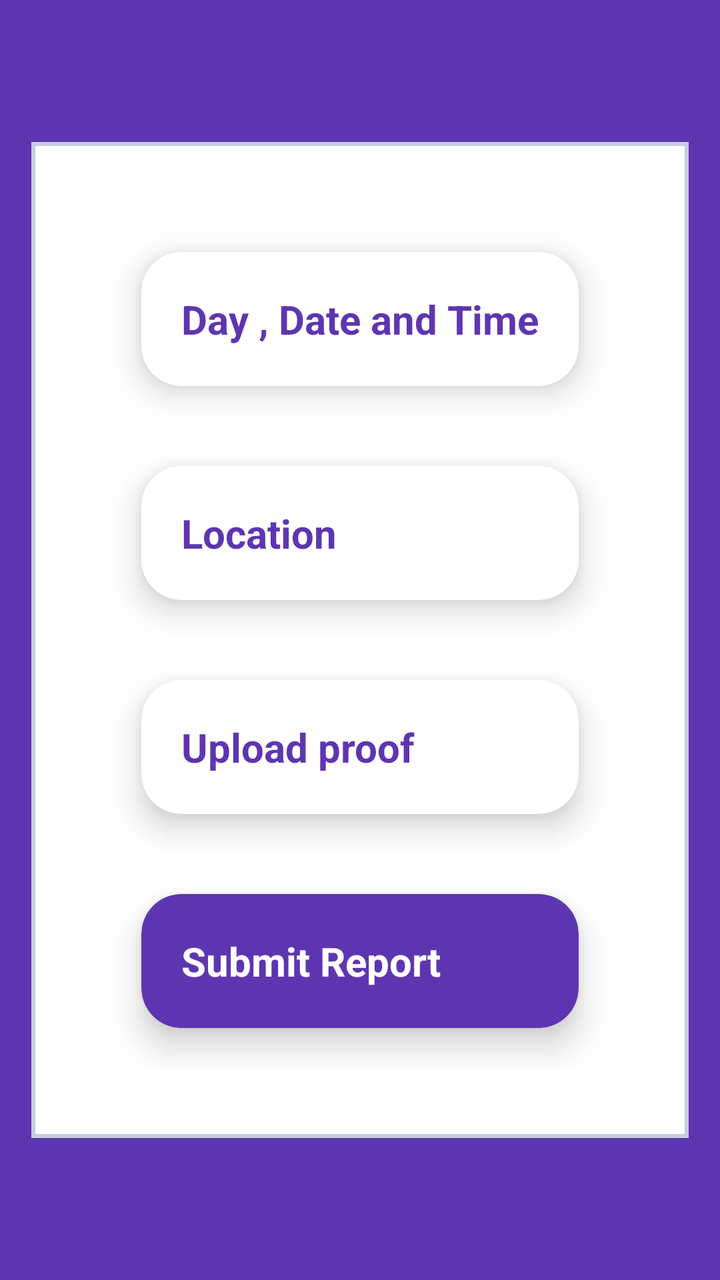
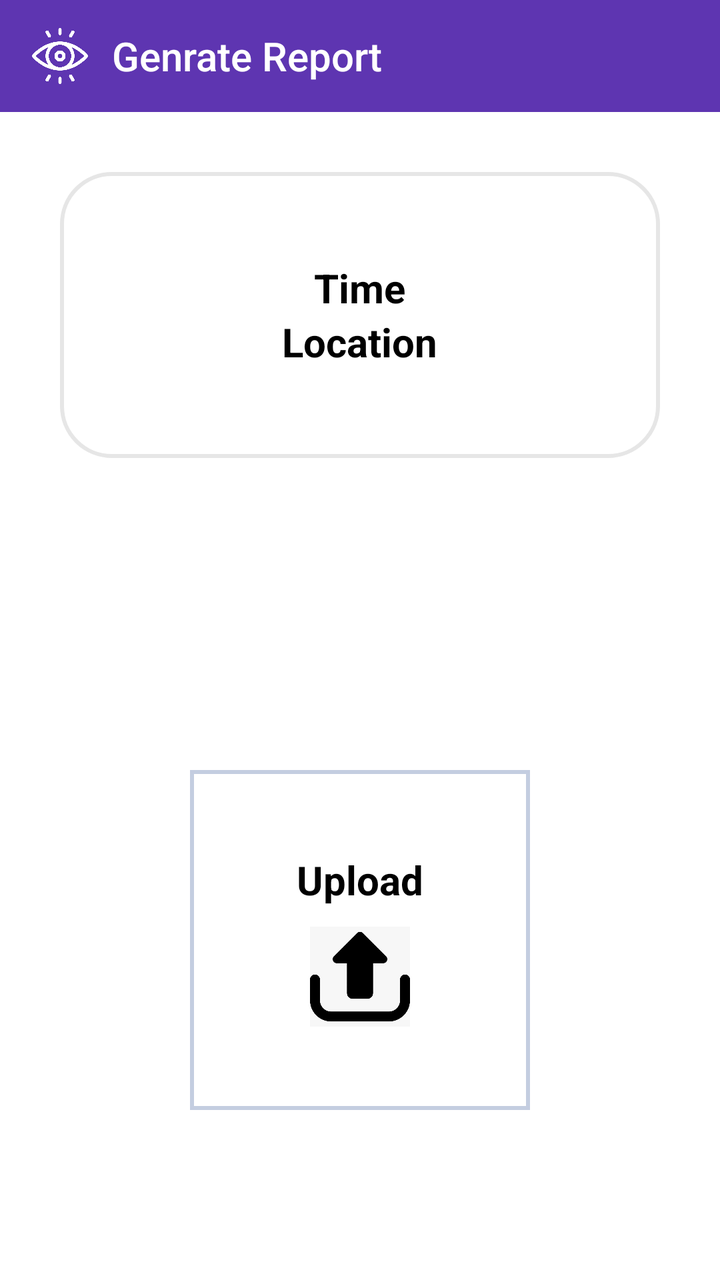

Two renders of the same Android screen: before a commit and after it. Below are the layout's source before the change and the commit's diff.
<!-- AndroidManifest.xml: application theme Theme.EQWViolationEye -->
<!-- res/layout/activity_post_screen.xml -->
<?xml version="1.0" encoding="utf-8"?>
<RelativeLayout xmlns:android="http://schemas.android.com/apk/res/android"
    xmlns:tools="http://schemas.android.com/tools"
    android:layout_width="match_parent"
    android:layout_height="match_parent"
    xmlns:app="http://schemas.android.com/apk/res-auto"
    tools:context=".postScreen"
    android:background="@color/my_primary"
    android:orientation="vertical">

    <LinearLayout
        android:layout_width="wrap_content"
        android:layout_height="wrap_content"
        android:orientation="vertical"
        android:background="@drawable/shape"
        app:cardCornerRadius="20sp"
        android:layout_centerInParent="true"
        android:padding="35dp">


    <androidx.cardview.widget.CardView
        android:id="@+id/dayDateTiemCard"
        android:layout_width="match_parent"
        android:layout_height="wrap_content"
        android:background="@color/my_primary"
        app:cardCornerRadius="20dp"
        app:cardElevation="10dp"
        app:contentPadding="20dp"
        android:layout_margin="20dp">

        <LinearLayout
            android:id="@+id/dayDateTiemLayout"
            android:layout_width="wrap_content"
            android:layout_height="wrap_content"
            android:orientation="vertical">

            <TextView
                android:layout_width="wrap_content"
                android:layout_height="wrap_content"
                android:text="Day , Date and Time"
                android:textColor="@color/my_primary"
                android:textStyle="bold"
                android:textSize="20sp"/>

            <TextView
                android:id="@+id/dayDateTime"
                android:layout_width="wrap_content"
                android:layout_height="wrap_content"
                android:text="date"
                android:textColor="@color/my_primary"
                android:textSize="18sp"
                android:visibility="gone"/>


        </LinearLayout>

    </androidx.cardview.widget.CardView>

    <androidx.cardview.widget.CardView
        android:id="@+id/locationCard"
        android:layout_width="match_parent"
        android:background="@color/my_primary"
        android:layout_height="wrap_content"
        app:cardCornerRadius="20dp"
        app:cardElevation="10dp"
        app:contentPadding="20dp"
        android:layout_margin="20dp">

        <LinearLayout
            android:id="@+id/locationLayout"
            android:layout_width="wrap_content"
            android:layout_height="wrap_content"
            android:orientation="vertical">

            <TextView
                android:layout_width="wrap_content"
                android:layout_height="wrap_content"
                android:text="Location"
                android:textColor="@color/my_primary"
                android:textStyle="bold"
                android:textSize="20sp"/>

            <TextView
                android:id="@+id/location"
                android:layout_width="wrap_content"
                android:layout_height="wrap_content"
                android:text="date"
                android:textColor="@color/my_primary"
                android:textSize="18sp"
                android:visibility="gone"/>


        </LinearLayout>

    </androidx.cardview.widget.CardView>

    <androidx.cardview.widget.CardView
        android:id="@+id/uploadCard"
        android:background="@color/my_primary"
        android:layout_width="match_parent"
        android:layout_height="wrap_content"
        app:cardCornerRadius="20dp"
        app:cardElevation="10dp"
        app:contentPadding="20dp"
        android:layout_margin="20dp">

        <LinearLayout
            android:id="@+id/uploadLayout"
            android:layout_width="wrap_content"
            android:layout_height="wrap_content"
            android:orientation="vertical">

            <TextView
                android:layout_width="wrap_content"
                android:layout_height="wrap_content"
                android:text="Upload proof"
                android:textColor="@color/my_primary"
                android:textStyle="bold"
                android:textSize="20sp"/>

            <ImageView
                android:layout_width="match_parent"
                android:layout_height="match_parent"
                android:id="@+id/proof"
                android:visibility="gone"/>

        </LinearLayout>

    </androidx.cardview.widget.CardView>

        <androidx.cardview.widget.CardView
            android:id="@+id/submitCard"
            android:backgroundTint="@color/my_primary"
            android:layout_width="match_parent"
            android:layout_height="wrap_content"
            app:cardCornerRadius="20dp"
            app:cardElevation="10dp"
            app:contentPadding="20dp"
            android:layout_margin="20dp">

            <LinearLayout
                android:id="@+id/submitReport"
                android:background="@color/my_primary"
                android:layout_width="wrap_content"
                android:layout_height="wrap_content"
                android:orientation="vertical">

                <TextView
                    android:layout_width="wrap_content"
                    android:layout_height="wrap_content"
                    android:text="Submit Report"
                    android:textColor="@color/white"
                    android:textStyle="bold"
                    android:textSize="20sp"/>

            </LinearLayout>

        </androidx.cardview.widget.CardView>

    </LinearLayout>

</RelativeLayout>
<!-- resources referenced by this layout -->
<resources>
  <color name="my_primary">#5E35B1</color>
  <color name="white">#FFFFFFFF</color>
  <!-- drawable shape (drawable) -->
  <shape
      xmlns:android="http://schemas.android.com/apk/res/android"
      android:shape="rectangle">
  
      <solid
          android:color="@color/white" >
      </solid>
  
      <stroke
          android:width="2dp"
          android:color="#C4CDE0" >
      </stroke>
  
      <padding
          android:left="5dp"
          android:top="5dp"
          android:right="5dp"
          android:bottom="5dp"    >
      </padding>
  
  
  
  
  
  </shape>
  <style name="Theme.EQWViolationEye" parent="Base.Theme.EQWViolationEye" />
  <style name="Base.Theme.EQWViolationEye" parent="Theme.MaterialComponents.DayNight.NoActionBar">
          
          
          <item name="colorPrimary">@color/my_primary</item>
          <item name="colorPrimaryVariant">@color/my_primary</item>
          <item name="colorOnPrimary">@color/white</item>
          
          <item name="colorSecondary">@color/my_secondary</item>
          <item name="colorSecondaryVariant">@color/my_secondary</item>
          <item name="colorOnSecondary">@color/black</item>
          
          <item name="android:statusBarColor">@color/my_primary</item>
      </style>
  <color name="my_secondary">#673AB7</color>
  <color name="black">#FF000000</color>
</resources>

<!-- the commit's change to res/layout/activity_post_screen.xml (unified diff, before → after) -->
@@ -1,162 +1,226 @@
 <?xml version="1.0" encoding="utf-8"?>
-<RelativeLayout xmlns:android="http://schemas.android.com/apk/res/android"
+<LinearLayout xmlns:android="http://schemas.android.com/apk/res/android"
     xmlns:tools="http://schemas.android.com/tools"
     android:layout_width="match_parent"
     android:layout_height="match_parent"
     xmlns:app="http://schemas.android.com/apk/res-auto"
     tools:context=".postScreen"
-    android:background="@color/my_primary"
     android:orientation="vertical">
 
-    <LinearLayout
-        android:layout_width="wrap_content"
-        android:layout_height="wrap_content"
-        android:orientation="vertical"
-        android:background="@drawable/shape"
-        app:cardCornerRadius="20sp"
-        android:layout_centerInParent="true"
-        android:padding="35dp">
-
-
-    <androidx.cardview.widget.CardView
-        android:id="@+id/dayDateTiemCard"
+    <Toolbar
         android:layout_width="match_parent"
         android:layout_height="wrap_content"
-        android:background="@color/my_primary"
-        app:cardCornerRadius="20dp"
-        app:cardElevation="10dp"
-        app:contentPadding="20dp"
-        android:layout_margin="20dp">
+        android:padding="10dp"
+        android:id="@+id/toolbar"
+        android:background="@color/my_primary">
+
+        <ImageView
+            android:layout_width="28dp"
+            android:layout_height="28dp"
+            android:layout_marginRight="12dp"
+            android:src="@drawable/logo"/>
+
+        <TextView
+            android:layout_width="wrap_content"
+            android:layout_height="wrap_content"
+            android:text="Genrate Report"
+            android:fontFamily="sans-serif-medium"
+            android:textSize="20dp"
+            android:textColor="@color/white"/>
+
+    </Toolbar>
+
+    <LinearLayout
+        android:layout_width="match_parent"
+        android:layout_height="143dp"
+        android:layout_marginLeft="30dp"
+        android:layout_marginTop="30dp"
+        android:layout_marginRight="30dp"
+        android:layout_marginBottom="10dp"
+        android:background="@drawable/background_title"
+        android:gravity="center"
+        android:orientation="vertical"
+        android:padding="20dp">
+
+        <TextView
+            android:id="@+id/dayDateTime"
+            android:layout_width="wrap_content"
+            android:layout_height="wrap_content"
+            android:layout_gravity="center"
+            android:text="Time"
+            android:textColor="@color/black"
+            android:textSize="20dp"
+            android:textStyle="bold" />
+
+        <TextView
+            android:id="@+id/location"
+            android:layout_width="wrap_content"
+            android:layout_height="wrap_content"
+            android:layout_gravity="center"
+            android:text="Location"
+            android:textColor="@color/black"
+            android:textSize="20dp"
+            android:textStyle="bold" />
+
+    </LinearLayout>
+
+    <LinearLayout
+        android:layout_width="match_parent"
+        android:layout_height="462dp"
+        android:gravity="center"
+        android:orientation="vertical">
 
         <LinearLayout
-            android:id="@+id/dayDateTiemLayout"
-            android:layout_width="wrap_content"
-            android:layout_height="wrap_content"
-            android:orientation="vertical">
-
-            <TextView
-                android:layout_width="wrap_content"
-                android:layout_height="wrap_content"
-                android:text="Day , Date and Time"
-                android:textColor="@color/my_primary"
-                android:textStyle="bold"
-                android:textSize="20sp"/>
-
-            <TextView
-                android:id="@+id/dayDateTime"
-                android:layout_width="wrap_content"
-                android:layout_height="wrap_content"
-                android:text="date"
-                android:textColor="@color/my_primary"
-                android:textSize="18sp"
-                android:visibility="gone"/>
-
-
-        </LinearLayout>
-
-    </androidx.cardview.widget.CardView>
-
-    <androidx.cardview.widget.CardView
-        android:id="@+id/locationCard"
-        android:layout_width="match_parent"
-        android:background="@color/my_primary"
-        android:layout_height="wrap_content"
-        app:cardCornerRadius="20dp"
-        app:cardElevation="10dp"
-        app:contentPadding="20dp"
-        android:layout_margin="20dp">
-
-        <LinearLayout
-            android:id="@+id/locationLayout"
-            android:layout_width="wrap_content"
-            android:layout_height="wrap_content"
-            android:orientation="vertical">
-
-            <TextView
-                android:layout_width="wrap_content"
-                android:layout_height="wrap_content"
-                android:text="Location"
-                android:textColor="@color/my_primary"
-                android:textStyle="bold"
-                android:textSize="20sp"/>
-
-            <TextView
-                android:id="@+id/location"
-                android:layout_width="wrap_content"
-                android:layout_height="wrap_content"
-                android:text="date"
-                android:textColor="@color/my_primary"
-                android:textSize="18sp"
-                android:visibility="gone"/>
-
-
-        </LinearLayout>
-
-    </androidx.cardview.widget.CardView>
-
-    <androidx.cardview.widget.CardView
-        android:id="@+id/uploadCard"
-        android:background="@color/my_primary"
-        android:layout_width="match_parent"
-        android:layout_height="wrap_content"
-        app:cardCornerRadius="20dp"
-        app:cardElevation="10dp"
-        app:contentPadding="20dp"
-        android:layout_margin="20dp">
-
-        <LinearLayout
-            android:id="@+id/uploadLayout"
-            android:layout_width="wrap_content"
-            android:layout_height="wrap_content"
-            android:orientation="vertical">
-
-            <TextView
-                android:layout_width="wrap_content"
-                android:layout_height="wrap_content"
-                android:text="Upload proof"
-                android:textColor="@color/my_primary"
-                android:textStyle="bold"
-                android:textSize="20sp"/>
-
-            <ImageView
-                android:layout_width="match_parent"
-                android:layout_height="match_parent"
-                android:id="@+id/proof"
-                android:visibility="gone"/>
-
-        </LinearLayout>
-
-    </androidx.cardview.widget.CardView>
-
-        <androidx.cardview.widget.CardView
-            android:id="@+id/submitCard"
-            android:backgroundTint="@color/my_primary"
-            android:layout_width="match_parent"
-            android:layout_height="wrap_content"
-            app:cardCornerRadius="20dp"
-            app:cardElevation="10dp"
-            app:contentPadding="20dp"
-            android:layout_margin="20dp">
+            android:layout_width="wrap_content"
+            android:layout_height="wrap_content">
 
             <LinearLayout
-                android:id="@+id/submitReport"
-                android:background="@color/my_primary"
-                android:layout_width="wrap_content"
-                android:layout_height="wrap_content"
-                android:orientation="vertical">
+                android:id="@+id/upload"
+                android:layout_width="170dp"
+                android:layout_height="170dp"
+                android:layout_margin="10dp"
+                android:background="@drawable/shape"
+                android:gravity="center"
+                android:orientation="vertical"
+                android:padding="20dp">
 
                 <TextView
                     android:layout_width="wrap_content"
                     android:layout_height="wrap_content"
-                    android:text="Submit Report"
-                    android:textColor="@color/white"
-                    android:textStyle="bold"
-                    android:textSize="20sp"/>
+                    android:layout_gravity="center"
+                    android:text="Upload"
+                    android:textColor="@color/black"
+                    android:textSize="20dp"
+                    android:textStyle="bold" />
+
+                <ImageView
+                    android:layout_width="50dp"
+                    android:layout_height="50dp"
+                    android:layout_marginTop="10dp"
+                    android:src="@drawable/upload" />
 
             </LinearLayout>
 
-        </androidx.cardview.widget.CardView>
+            <FrameLayout
+                android:id="@+id/processedFrame"
+                android:layout_width="170dp"
+                android:layout_height="170dp"
+                android:layout_margin="10dp"
+                android:gravity="center"
+                android:visibility="gone">
+
+                
+                <LinearLayout
+                    android:layout_width="match_parent"
+                    android:layout_height="match_parent"
+                    android:background="@drawable/shape"
+                    android:gravity="center"
+                    android:orientation="vertical"
+                    android:padding="20dp"
+                    android:id="@+id/processed">
+
+                    <TextView
+                        android:layout_width="wrap_content"
+                        android:layout_height="wrap_content"
+                        android:layout_gravity="center"
+                        android:text="Processed"
+                        android:textColor="@color/black"
+                        android:textSize="20dp"
+                        android:textStyle="bold" />
+
+                    <ImageView
+                        android:layout_width="50dp"
+                        android:layout_height="50dp"
+                        android:layout_marginTop="10dp"
+                        android:src="@drawable/tick" />
+                </LinearLayout>
+
+                
+
+            </FrameLayout>
+
+        </LinearLayout>
+
+        <LinearLayout
+            android:layout_width="wrap_content"
+            android:layout_height="wrap_content">
+
+            <FrameLayout
+                android:id="@+id/detailsFrame"
+                android:layout_width="170dp"
+                android:layout_height="170dp"
+                android:layout_margin="10dp"
+                android:gravity="center"
+                android:visibility="gone">
+
+                
+                <LinearLayout
+                    android:layout_width="match_parent"
+                    android:layout_height="match_parent"
+                    android:background="@drawable/shape"
+                    android:gravity="center"
+                    android:orientation="vertical"
+                    android:padding="20dp"
+                    android:id="@+id/details"
+                    android:clickable="false">
+
+                    <TextView
+                        android:layout_width="wrap_content"
+                        android:layout_height="wrap_content"
+                        android:layout_gravity="center"
+                        android:text="Details"
+                        android:textColor="@color/black"
+                        android:textSize="20dp"
+                        android:textStyle="bold" />
+
+                    
+                    
+                </LinearLayout>
+
+                
+
+            </FrameLayout>
+
+
+            <FrameLayout
+                android:id="@+id/postFrame"
+            android:layout_width="170dp"
+            android:layout_height="170dp"
+            android:layout_margin="10dp"
+            android:gravity="center"
+                android:visibility="gone">
+
+            
+            <LinearLayout
+                android:id="@+id/post"
+                android:layout_width="match_parent"
+                android:layout_height="match_parent"
+                android:background="@drawable/shape"
+                android:gravity="center"
+                android:orientation="vertical"
+                android:padding="20dp"
+                android:clickable="false">
+
+                <TextView
+                    android:layout_width="wrap_content"
+                    android:layout_height="wrap_content"
+                    android:layout_gravity="center"
+                    android:text="Post"
+                    android:textColor="@color/black"
+                    android:textSize="20dp"
+                    android:textStyle="bold" />
+
+                
+                
+            </LinearLayout>
+
+            
+
+        </FrameLayout>
+
+        </LinearLayout>
+
 
     </LinearLayout>
 
-</RelativeLayout>
+</LinearLayout>
<!-- resource entries referenced after the edit -->
@@ -1,7 +1,35 @@
 <!-- resources referenced by this layout -->
 <resources>
+  <color name="black">#FF000000</color>
   <color name="my_primary">#5E35B1</color>
   <color name="white">#FFFFFFFF</color>
+  <!-- drawable background_title (drawable) -->
+  <shape
+      xmlns:android="http://schemas.android.com/apk/res/android"
+      android:shape="rectangle">
+  
+      <solid
+          android:color="@color/white" >
+      </solid>
+  
+      <stroke
+          android:width="2dp"
+          android:color="#E6E6E6" >
+      </stroke>
+  
+      <padding
+          android:left="5dp"
+          android:top="5dp"
+          android:right="5dp"
+          android:bottom="5dp"    >
+      </padding>
+  
+      <corners
+          android:radius="25dp"   >
+      </corners>
+  
+  </shape>
+  <!-- drawable logo: png bitmap (drawable, 22700 bytes) -->
   <!-- drawable shape (drawable) -->
   <shape
       xmlns:android="http://schemas.android.com/apk/res/android"
@@ -28,6 +56,8 @@
   
   
   </shape>
+  <!-- drawable tick: jpeg bitmap (drawable, 23438 bytes) -->
+  <!-- drawable upload: jpeg bitmap (drawable, 12592 bytes) -->
   <style name="Theme.EQWViolationEye" parent="Base.Theme.EQWViolationEye" />
   <style name="Base.Theme.EQWViolationEye" parent="Theme.MaterialComponents.DayNight.NoActionBar">
           
@@ -43,6 +73,5 @@
           <item name="android:statusBarColor">@color/my_primary</item>
       </style>
   <color name="my_secondary">#673AB7</color>
-  <color name="black">#FF000000</color>
 </resources>
 
